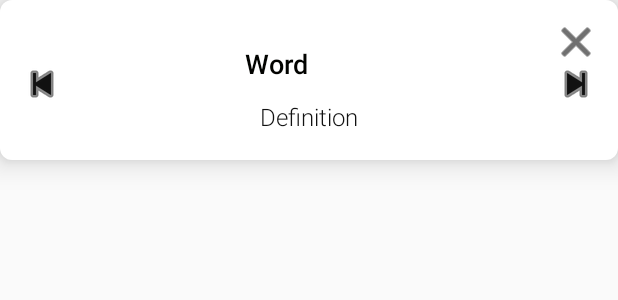
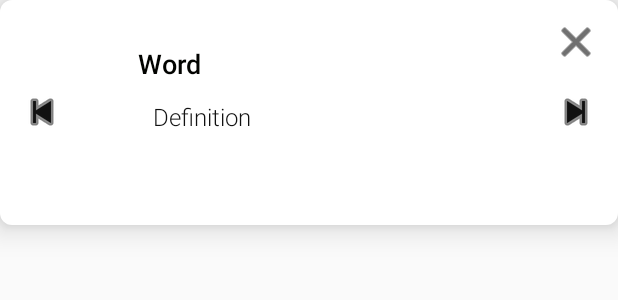
Before and after one commit to amindadgar/VocabularyBook, an Android app: the layout floating_window_layout.xml on its own in the app's theme, with its tools: preview values and no code run, on a phone screen of 412 x 824 dp. Shown: the top 300 px of the screen. Run offline under Robolectric (Android 15) with nearby library versions, the phone set to English and light mode, and no system bars.

Commit message:
floating window bugs fixed! floating window was opening more than once by several opening app! floating window back was a problem ( minus value fixed! ) we can adjust the floating window height and width with putting it's data into intent (passing it to service ) and several changes in floating window design ( we can scroll when the data is more than height )

```diff
--- a/app/src/main/res/layout/floating_window_layout.xml
+++ b/app/src/main/res/layout/floating_window_layout.xml
@@ -3,7 +3,7 @@
     xmlns:app="http://schemas.android.com/apk/res-auto"
     android:id="@+id/FloatingWindowContainer"
     android:layout_width="match_parent"
-    android:layout_height="wrap_content"
+    android:layout_height="@dimen/floating_window_height"
     android:background="@drawable/shape_rounded_corners"
     android:elevation="12dp"
     android:orientation="vertical"
@@ -21,38 +21,40 @@
 
     <FrameLayout
         android:layout_width="match_parent"
-        android:orientation="horizontal"
-        android:layout_height="wrap_content"
-        >
+        android:layout_height="match_parent">
 
 
         <ImageView
             android:id="@+id/previous_icon"
+
             android:layout_width="wrap_content"
             android:layout_height="wrap_content"
+            android:contentDescription="previous item"
             android:layout_gravity="start|center_vertical"
             android:paddingTop="6dp"
+            android:paddingBottom="6dp"
+            android:translationZ="2dp"
+            android:paddingEnd="6dp"
+            android:paddingStart="0dp"
             android:src="@android:drawable/ic_media_previous"
             app:layout_constraintBottom_toBottomOf="parent"
             app:layout_constraintStart_toStartOf="parent"
             app:layout_constraintTop_toTopOf="parent"
             app:tint="@color/Black60" />
-
+        <androidx.core.widget.NestedScrollView
+            android:layout_width="@dimen/floating_window_width"
+            android:layout_gravity="center_horizontal"
+            android:layout_height="match_parent">
         <LinearLayout
-            android:layout_width="wrap_content"
-            android:layout_height="wrap_content"
-            android:layout_gravity="center_horizontal"
+            android:layout_width="match_parent"
+            android:layout_height="match_parent"
             android:orientation="vertical"
-            android:padding="6dp"
-            app:layout_constraintBottom_toBottomOf="parent"
-            app:layout_constraintEnd_toEndOf="@+id/next_icon"
-            app:layout_constraintStart_toStartOf="@+id/previous_icon"
-            app:layout_constraintTop_toTopOf="parent">
+            android:padding="6dp">
 
             <TextView
                 android:id="@+id/word_TextView"
                 android:layout_width="match_parent"
-                android:layout_height="wrap_content"
+                android:layout_height="match_parent"
                 android:layout_marginStart="20dp"
                 android:layout_marginTop="12dp"
                 android:layout_marginEnd="20dp"
@@ -64,7 +66,7 @@
             <TextView
                 android:id="@+id/definition_text"
                 android:layout_width="match_parent"
-                android:layout_height="wrap_content"
+                android:layout_height="match_parent"
                 android:scrollbars="vertical"
                 android:layout_marginStart="30dp"
                 android:layout_marginTop="12dp"
@@ -74,6 +76,7 @@
                 android:textSize="16sp" />
 
         </LinearLayout>
+        </androidx.core.widget.NestedScrollView>
 
         <ImageView
             android:id="@+id/next_icon"
@@ -81,10 +84,15 @@
             android:layout_height="wrap_content"
             android:layout_gravity="center_vertical|end"
             android:paddingTop="6dp"
+            android:paddingStart="6dp"
+            android:translationZ="2dp"
+            android:paddingEnd="0dp"
+            android:paddingBottom="6dp"
             android:src="@android:drawable/ic_media_next"
             app:layout_constraintBottom_toBottomOf="parent"
             app:layout_constraintEnd_toEndOf="parent"
             app:layout_constraintTop_toTopOf="parent"
-            app:tint="@color/Black60" />
+            app:tint="@color/Black60"
+            android:contentDescription="Next item" />
     </FrameLayout>
 </FrameLayout>
--- a/app/src/main/res/values/dimens.xml
+++ b/app/src/main/res/values/dimens.xml
@@ -1,5 +1,7 @@
 <?xml version="1.0" encoding="utf-8"?>
 <resources>
     <dimen name="micSize">24dp</dimen>
-<!--    <dimen name="micSize">24dp</dimen>-->
+    <dimen name="floating_window_width">280dp</dimen>
+    <dimen name="floating_window_height">150dp</dimen>
+    <!--    <dimen name="micSize">24dp</dimen>-->
 </resources>
```
Also changed, not shown: app/src/main/java/com/amindadgar/mydictionary/MyApplication.kt (+1 -9 lines), app/src/main/java/com/amindadgar/mydictionary/Utils/FloatingWindow.kt (+30 -5 lines), app/src/main/java/com/amindadgar/mydictionary/Utils/services/FloatingService.kt (+17 -13 lines).
